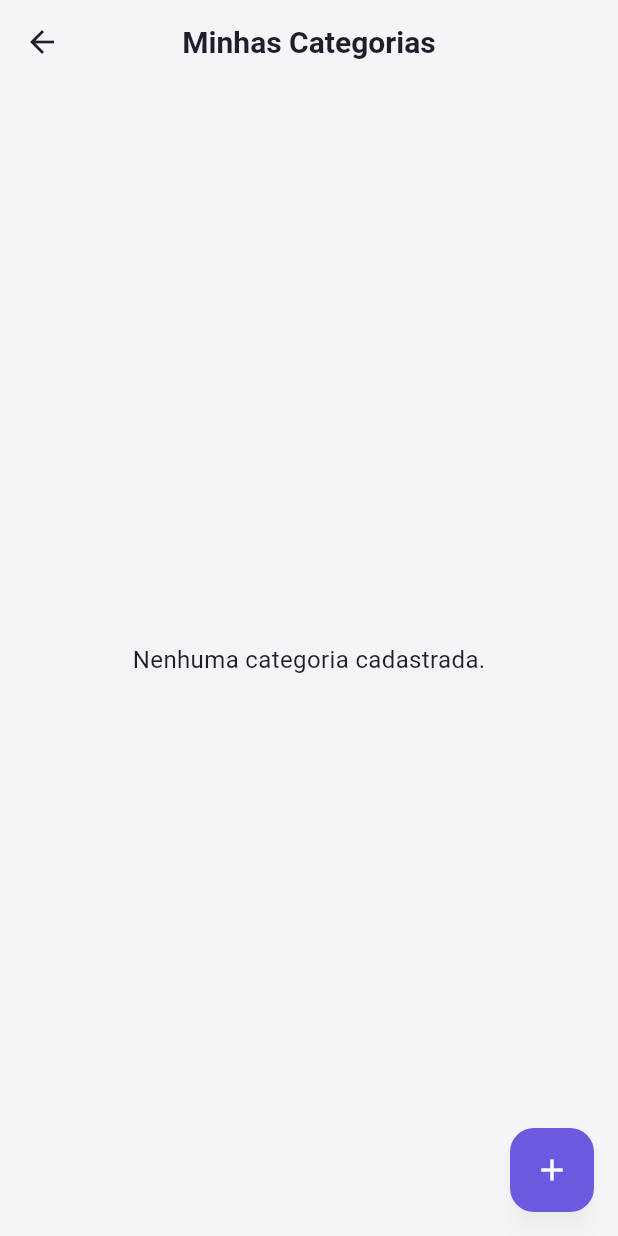
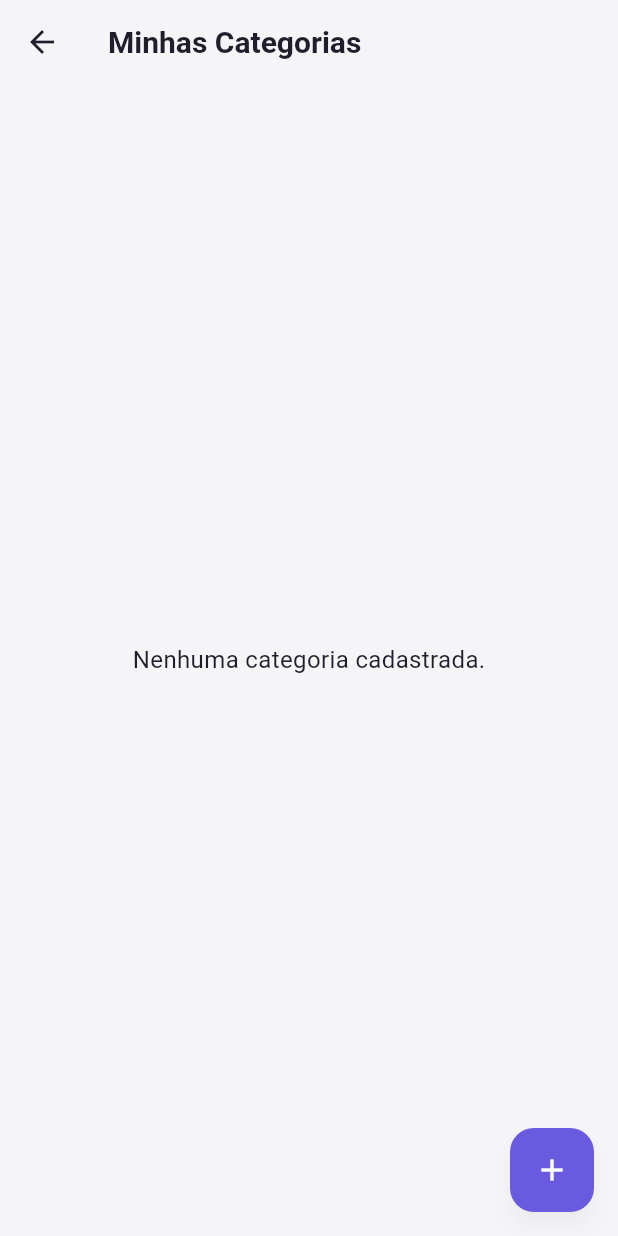
Before and after one commit to viniciusmecosta/KeyBudget, a Flutter app: the CategoriesScreen screen opened directly, on a phone screen of 412 x 824 dp. Run offline on Flutter 3.47's test engine with Material 3 defaults, Android fonts, the phone set to English and light mode, and no system bars; our stand-ins replace cloud_firestore, csv, file_picker, firebase_auth, firebase_core, fl_chart and 11 more; missing offline and left inert: encrypt, file_saver, local_auth_android; accounts and stored records are empty.

Commit message:
fix: ensure consistent AppBar and status bar appearance

```diff
--- a/lib/app/config/app_theme.dart
+++ b/lib/app/config/app_theme.dart
@@ -1,4 +1,5 @@
 import 'package:flutter/material.dart';
+import 'package:flutter/services.dart';
 import 'package:google_fonts/google_fonts.dart';
 
 class AppTheme {
@@ -61,14 +62,20 @@ class AppTheme {
       bodyMedium: const TextStyle(color: onSurface, fontSize: 16),
     ),
     appBarTheme: const AppBarTheme(
-      backgroundColor: Colors.transparent,
+      backgroundColor: background,
+      scrolledUnderElevation: 0.0,
       elevation: 0,
-      centerTitle: true,
+      centerTitle: false,
       iconTheme: IconThemeData(color: onSurface),
       titleTextStyle: TextStyle(
         fontSize: 20,
         fontWeight: FontWeight.w600,
         color: onSurface,
+      ),
+      systemOverlayStyle: SystemUiOverlayStyle(
+        statusBarColor: Colors.transparent,
+        statusBarIconBrightness: Brightness.dark,
+        statusBarBrightness: Brightness.light,
       ),
     ),
     elevatedButtonTheme: ElevatedButtonThemeData(
@@ -126,14 +133,20 @@ class AppTheme {
       bodyMedium: const TextStyle(color: onDarkSurface, fontSize: 16),
     ),
     appBarTheme: const AppBarTheme(
-      backgroundColor: Colors.transparent,
+      backgroundColor: darkBackground,
+      scrolledUnderElevation: 0.0,
       elevation: 0,
-      centerTitle: true,
+      centerTitle: false,
       iconTheme: IconThemeData(color: onDarkSurface),
       titleTextStyle: TextStyle(
         fontSize: 20,
         fontWeight: FontWeight.w600,
         color: onDarkSurface,
+      ),
+      systemOverlayStyle: SystemUiOverlayStyle(
+        statusBarColor: Colors.transparent,
+        statusBarIconBrightness: Brightness.light,
+        statusBarBrightness: Brightness.dark,
       ),
     ),
     elevatedButtonTheme: ElevatedButtonThemeData(
```
